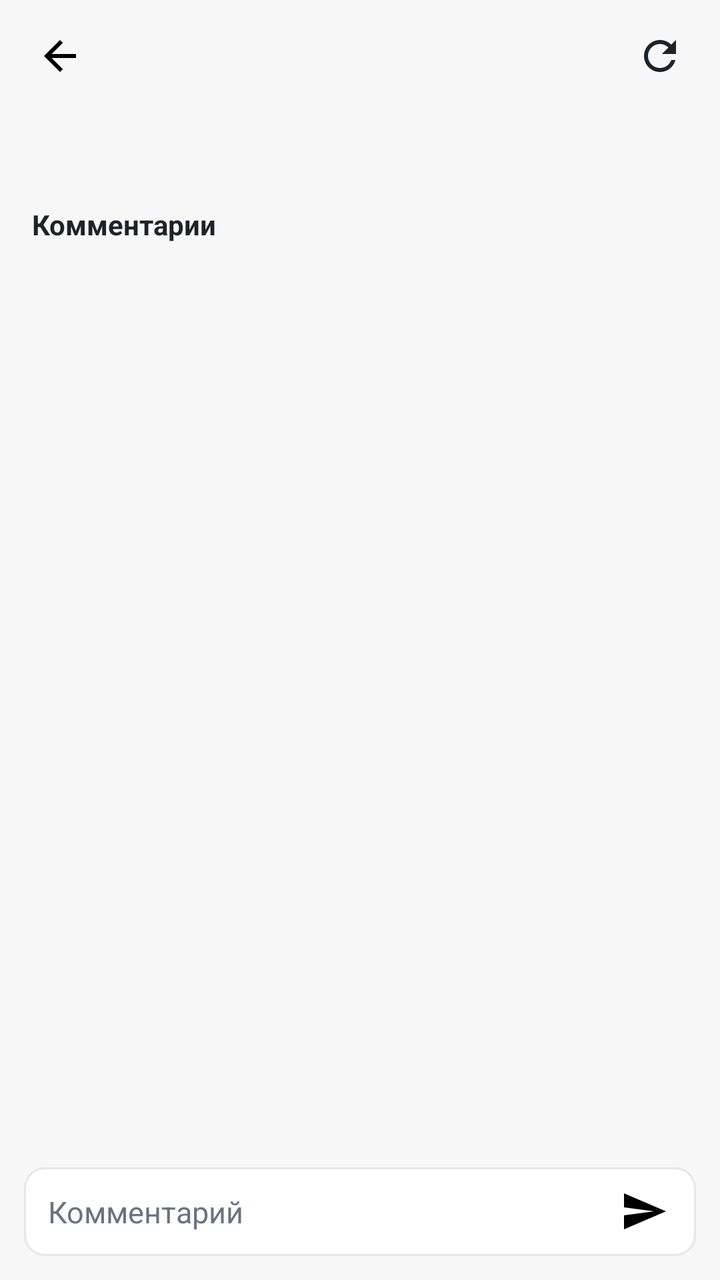
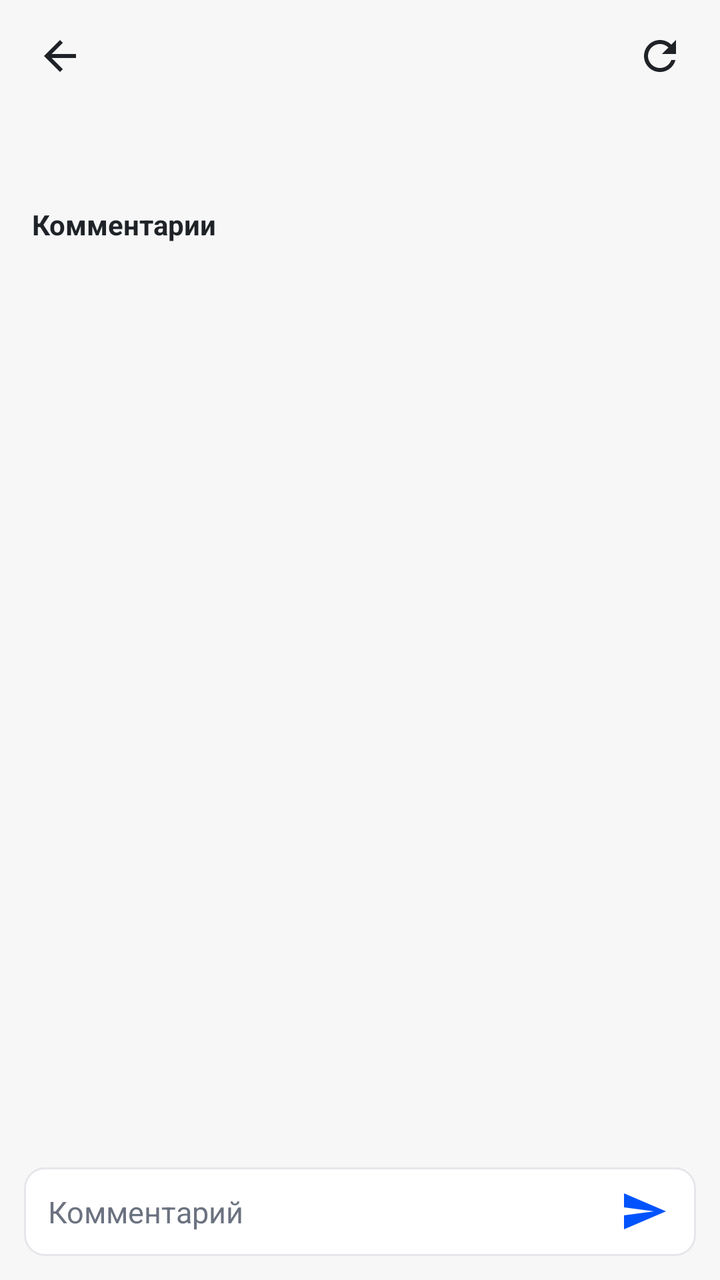

Screens rendered from an Android XML layout before and after an edit, with the pre-edit source and the edit as a unified diff.
<!-- AndroidManifest.xml: activity theme Theme.Hermes -->
<!-- res/layout/activity_kanban_task.xml -->
<?xml version="1.0" encoding="utf-8"?>
<LinearLayout xmlns:android="http://schemas.android.com/apk/res/android"
    android:layout_width="match_parent"
    android:layout_height="match_parent"
    android:background="@color/app_bg"
    android:orientation="vertical">

    <LinearLayout
        android:layout_width="match_parent"
        android:layout_height="56dp"
        android:gravity="center_vertical"
        android:orientation="horizontal"
        android:paddingStart="8dp"
        android:paddingEnd="8dp">

        <ImageButton
            android:id="@+id/btnBack"
            android:layout_width="44dp"
            android:layout_height="44dp"
            android:background="?android:attr/selectableItemBackgroundBorderless"
            android:contentDescription="@string/back"
            android:src="@drawable/ic_back" />

        <TextView
            android:id="@+id/title"
            android:layout_width="0dp"
            android:layout_height="wrap_content"
            android:layout_marginStart="4dp"
            android:layout_weight="1"
            android:ellipsize="end"
            android:fontFamily="sans-serif-medium"
            android:maxLines="2"
            android:textColor="@color/text_primary"
            android:textSize="17sp" />

        <ImageButton
            android:id="@+id/btnRefresh"
            android:layout_width="44dp"
            android:layout_height="44dp"
            android:background="?android:attr/selectableItemBackgroundBorderless"
            android:contentDescription="@string/refresh"
            android:src="@drawable/ic_refresh" />
    </LinearLayout>

    <ScrollView
        android:id="@+id/scroll"
        android:layout_width="match_parent"
        android:layout_height="0dp"
        android:layout_weight="1"
        android:fillViewport="true">

        <LinearLayout
            android:layout_width="match_parent"
            android:layout_height="wrap_content"
            android:orientation="vertical"
            android:paddingStart="16dp"
            android:paddingEnd="16dp"
            android:paddingBottom="16dp">

            <TextView
                android:id="@+id/meta"
                android:layout_width="match_parent"
                android:layout_height="wrap_content"
                android:fontFamily="monospace"
                android:textColor="@color/text_secondary"
                android:textSize="11sp" />

            <LinearLayout
                android:id="@+id/actions"
                android:layout_width="match_parent"
                android:layout_height="wrap_content"
                android:layout_marginTop="8dp"
                android:orientation="horizontal" />

            <LinearLayout
                android:id="@+id/bodyBlocks"
                android:layout_width="match_parent"
                android:layout_height="wrap_content"
                android:layout_marginTop="8dp"
                android:orientation="vertical" />

            <TextView
                android:id="@+id/runsToggle"
                android:layout_width="wrap_content"
                android:layout_height="wrap_content"
                android:layout_marginTop="12dp"
                android:background="?android:attr/selectableItemBackground"
                android:paddingTop="8dp"
                android:paddingBottom="8dp"
                android:text="@string/kanban_runs"
                android:textColor="@color/accent"
                android:textSize="14sp"
                android:visibility="gone" />

            <TextView
                android:id="@+id/runsBody"
                android:layout_width="match_parent"
                android:layout_height="wrap_content"
                android:background="@drawable/bg_code"
                android:fontFamily="monospace"
                android:padding="10dp"
                android:textColor="@color/code_text"
                android:textSize="11sp"
                android:visibility="gone" />

            <TextView
                android:id="@+id/commentsTitle"
                android:layout_width="match_parent"
                android:layout_height="wrap_content"
                android:layout_marginTop="16dp"
                android:text="@string/kanban_comments"
                android:textColor="@color/text_primary"
                android:textSize="14sp"
                android:textStyle="bold" />

            <LinearLayout
                android:id="@+id/comments"
                android:layout_width="match_parent"
                android:layout_height="wrap_content"
                android:layout_marginTop="4dp"
                android:orientation="vertical" />

            <TextView
                android:id="@+id/status"
                android:layout_width="match_parent"
                android:layout_height="wrap_content"
                android:paddingTop="12dp"
                android:textColor="@color/text_secondary"
                android:textSize="13sp" />
        </LinearLayout>
    </ScrollView>

    <LinearLayout
        android:layout_width="match_parent"
        android:layout_height="wrap_content"
        android:layout_margin="12dp"
        android:background="@drawable/bg_search"
        android:gravity="center_vertical"
        android:orientation="horizontal"
        android:paddingStart="12dp"
        android:paddingEnd="4dp">

        <EditText
            android:id="@+id/commentField"
            android:layout_width="0dp"
            android:layout_height="wrap_content"
            android:layout_weight="1"
            android:background="@null"
            android:hint="@string/kanban_comment_hint"
            android:importantForAutofill="no"
            android:inputType="textMultiLine|textCapSentences"
            android:maxLines="4"
            android:minHeight="44dp"
            android:paddingTop="12dp"
            android:paddingBottom="12dp"
            android:textColor="@color/text_primary"
            android:textColorHint="@color/text_secondary"
            android:textSize="15sp" />

        <ImageButton
            android:id="@+id/btnSend"
            android:layout_width="44dp"
            android:layout_height="44dp"
            android:background="?android:attr/selectableItemBackgroundBorderless"
            android:contentDescription="@string/send"
            android:src="@drawable/ic_send" />
    </LinearLayout>
</LinearLayout>
<!-- resources referenced by this layout -->
<resources>
  <color name="accent">#0053fd</color>
  <color name="app_bg">#f7f7f7</color>
  <color name="code_text">#1f2328</color>
  <color name="text_primary">#1f2328</color>
  <color name="text_secondary">#6b7280</color>
  <!-- drawable bg_code (drawable) -->
  <?xml version="1.0" encoding="utf-8"?>
  <shape xmlns:android="http://schemas.android.com/apk/res/android" android:shape="rectangle">
      <solid android:color="@color/code_bg" />
      <corners android:radius="10dp" />
  </shape>
  <!-- drawable bg_search (drawable) -->
  <?xml version="1.0" encoding="utf-8"?>
  <shape xmlns:android="http://schemas.android.com/apk/res/android" android:shape="rectangle">
      <solid android:color="@color/card_bg" />
      <corners android:radius="10dp" />
      <stroke android:width="1dp" android:color="@color/divider" />
  </shape>
  <!-- drawable ic_back (drawable) -->
  <vector xmlns:android="http://schemas.android.com/apk/res/android"
      android:width="24dp"
      android:height="24dp"
      android:viewportWidth="24"
      android:viewportHeight="24">
      <path
          android:fillColor="#FF000000"
          android:pathData="M20,11H7.83l5.59,-5.59L12,4l-8,8 8,8 1.41,-1.41L7.83,13H20v-2z" />
  </vector>
  <!-- drawable ic_refresh (drawable) -->
  <?xml version="1.0" encoding="utf-8"?>
  <vector xmlns:android="http://schemas.android.com/apk/res/android"
      android:width="24dp"
      android:height="24dp"
      android:viewportWidth="24"
      android:viewportHeight="24"
      android:tint="@color/text_primary">
      <path
          android:fillColor="#FF000000"
          android:pathData="M17.65,6.35C16.2,4.9 14.21,4 12,4c-4.42,0 -7.99,3.58 -8,8s3.57,8 8,8c3.73,0 6.84,-2.55 7.73,-6h-2.08c-0.82,2.33 -3.04,4 -5.65,4 -3.31,0 -6,-2.69 -6,-6s2.69,-6 6,-6c1.66,0 3.14,0.69 4.22,1.78L13,11h7V4l-2.35,2.35z" />
  </vector>
  <!-- drawable ic_send (drawable) -->
  <vector xmlns:android="http://schemas.android.com/apk/res/android"
      android:width="24dp"
      android:height="24dp"
      android:viewportWidth="24"
      android:viewportHeight="24">
      <path
          android:fillColor="#FF000000"
          android:pathData="M2.01,21L23,12 2.01,3 2,10l15,2 -15,2z" />
  </vector>
  <string name="back">Назад</string>
  <string name="kanban_comment_hint">Комментарий</string>
  <string name="kanban_comments">Комментарии</string>
  <string name="kanban_runs">Прогоны</string>
  <string name="refresh">Обновить</string>
  <string name="send">Отправить</string>
  <style name="Theme.Hermes" parent="@android:style/Theme.Material.Light.NoActionBar">
          <item name="android:windowBackground">@color/splash_bg</item>
          <item name="android:statusBarColor">@color/splash_bg</item>
          <item name="android:navigationBarColor">@color/splash_bg</item>
          <item name="android:windowLightStatusBar">true</item>
          <item name="android:windowLightNavigationBar">true</item>
      </style>
  <color name="code_bg">#f2f4f7</color>
  <color name="card_bg">#ffffff</color>
  <color name="divider">#e5e7eb</color>
  <color name="splash_bg">#f7f7f7</color>
</resources>

<!-- the commit's change to res/layout/activity_kanban_task.xml (unified diff, before → after) -->
@@ -163,6 +163,8 @@
             android:layout_height="44dp"
             android:background="?android:attr/selectableItemBackgroundBorderless"
             android:contentDescription="@string/send"
-            android:src="@drawable/ic_send" />
+            android:src="@drawable/ic_send"
+            android:tint="@color/accent"
+            />
     </LinearLayout>
 </LinearLayout>
<!-- resource entries referenced after the edit -->
@@ -23,7 +23,8 @@
       android:width="24dp"
       android:height="24dp"
       android:viewportWidth="24"
-      android:viewportHeight="24">
+      android:viewportHeight="24"
+      android:tint="@color/text_primary">
       <path
           android:fillColor="#FF000000"
           android:pathData="M20,11H7.83l5.59,-5.59L12,4l-8,8 8,8 1.41,-1.41L7.83,13H20v-2z" />
